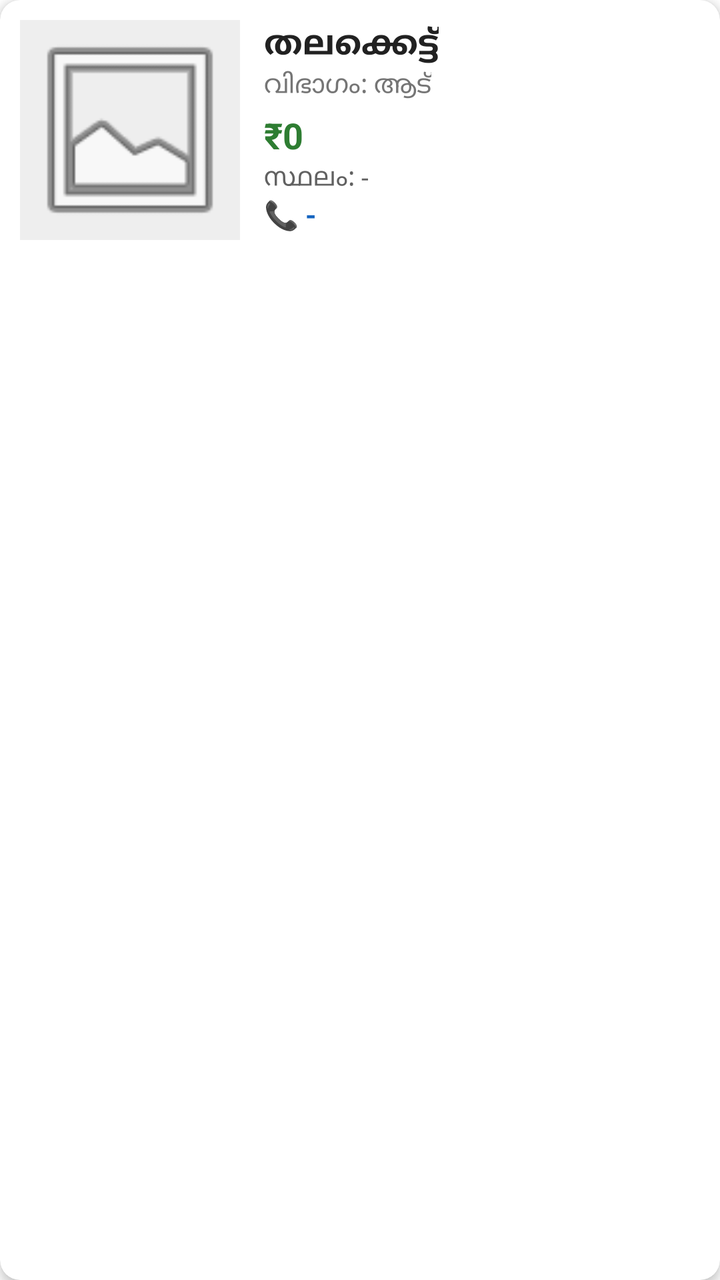
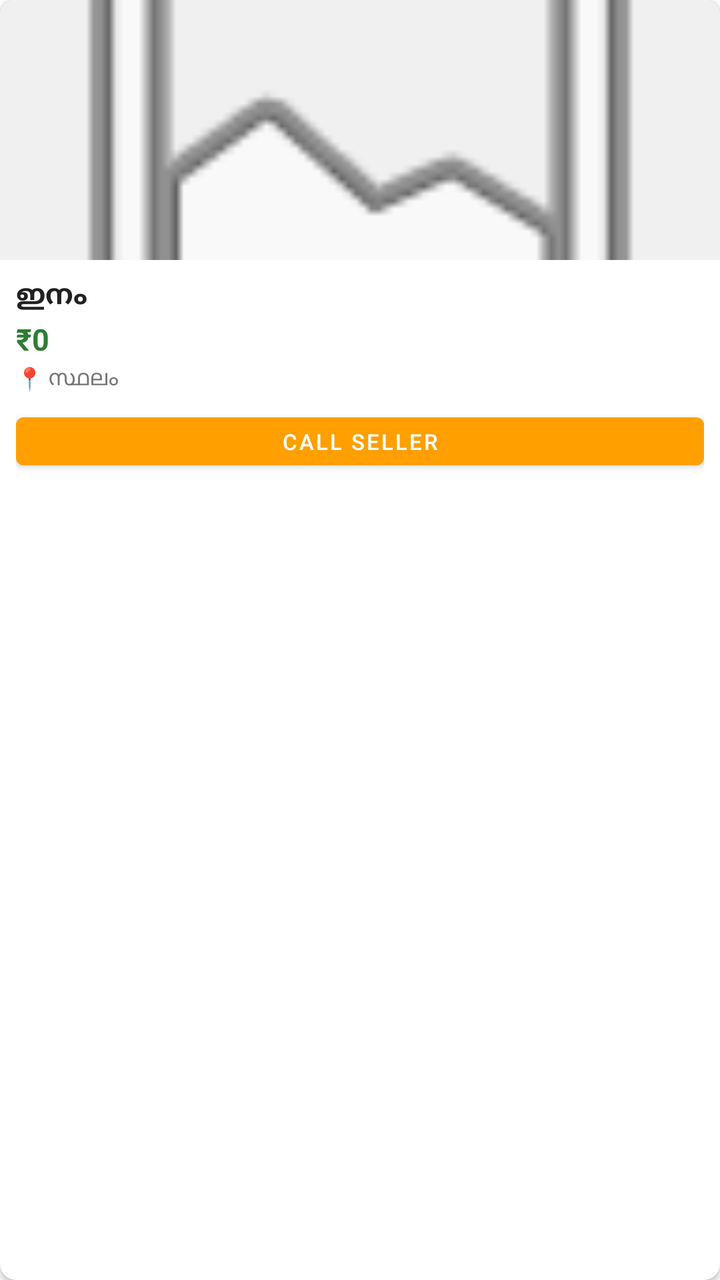

An Android layout rendered at two revisions. The XML below is the earlier revision; the diff shows what the commit changed to produce the second picture.
<!-- AndroidManifest.xml: application theme Theme.MaterialComponents.DayNight.NoActionBar -->
<!-- res/layout/item_product_card.xml -->
<?xml version="1.0" encoding="utf-8"?>
<androidx.cardview.widget.CardView xmlns:android="http://schemas.android.com/apk/res/android"
    xmlns:app="http://schemas.android.com/apk/res-auto"
    android:layout_width="match_parent"
    android:layout_height="wrap_content"
    android:layout_marginBottom="12dp"
    app:cardCornerRadius="10dp"
    app:cardElevation="3dp">

    <LinearLayout
        android:layout_width="match_parent"
        android:layout_height="wrap_content"
        android:orientation="horizontal"
        android:padding="10dp">

        <ImageView
            android:id="@+id/ivProductImage"
            android:layout_width="110dp"
            android:layout_height="110dp"
            android:scaleType="centerCrop"
            android:src="@android:drawable/ic_menu_gallery"
            android:background="#EEEEEE" />

        <LinearLayout
            android:layout_width="0dp"
            android:layout_height="wrap_content"
            android:layout_marginStart="12dp"
            android:layout_weight="1"
            android:orientation="vertical">

            <TextView
                android:id="@+id/tvCardTitle"
                android:layout_width="wrap_content"
                android:layout_height="wrap_content"
                android:text="തലക്കെട്ട്"
                android:textColor="#212121"
                android:textSize="17sp"
                android:textStyle="bold" />

            <TextView
                android:id="@+id/tvCardCategory"
                android:layout_width="wrap_content"
                android:layout_height="wrap_content"
                android:text="വിഭാഗം: ആട്"
                android:textColor="#757575"
                android:textSize="13sp" />

            <TextView
                android:id="@+id/tvCardPrice"
                android:layout_width="wrap_content"
                android:layout_height="wrap_content"
                android:layout_marginTop="4dp"
                android:text="₹0"
                android:textColor="#2E7D32"
                android:textSize="18sp"
                android:textStyle="bold" />

            <TextView
                android:id="@+id/tvCardLocation"
                android:layout_width="wrap_content"
                android:layout_height="wrap_content"
                android:text="സ്ഥലം: -"
                android:textColor="#616161"
                android:textSize="13sp" />

            <TextView
                android:id="@+id/tvCardPhone"
                android:layout_width="wrap_content"
                android:layout_height="wrap_content"
                android:text="📞 -"
                android:textColor="#1565C0"
                android:textSize="14sp"
                android:textStyle="bold" />
        </LinearLayout>
    </LinearLayout>

</androidx.cardview.widget.CardView>
<!-- resources referenced by this layout -->
<resources>

</resources>

<!-- the commit's change to res/layout/item_product_card.xml (unified diff, before → after) -->
@@ -3,74 +3,70 @@
     xmlns:app="http://schemas.android.com/apk/res-auto"
     android:layout_width="match_parent"
     android:layout_height="wrap_content"
-    android:layout_marginBottom="12dp"
-    app:cardCornerRadius="10dp"
-    app:cardElevation="3dp">
+    android:layout_margin="5dp"
+    app:cardCornerRadius="8dp"
+    app:cardElevation="2dp">
 
     <LinearLayout
         android:layout_width="match_parent"
         android:layout_height="wrap_content"
-        android:orientation="horizontal"
-        android:padding="10dp">
+        android:background="#FFFFFF"
+        android:orientation="vertical">
 
         <ImageView
             android:id="@+id/ivProductImage"
-            android:layout_width="110dp"
-            android:layout_height="110dp"
+            android:layout_width="match_parent"
+            android:layout_height="130dp"
+            android:background="#F0F0F0"
             android:scaleType="centerCrop"
-            android:src="@android:drawable/ic_menu_gallery"
-            android:background="#EEEEEE" />
+            android:src="@android:drawable/ic_menu_gallery" />
 
         <LinearLayout
-            android:layout_width="0dp"
+            android:layout_width="match_parent"
             android:layout_height="wrap_content"
-            android:layout_marginStart="12dp"
-            android:layout_weight="1"
-            android:orientation="vertical">
+            android:orientation="vertical"
+            android:padding="8dp">
 
             <TextView
                 android:id="@+id/tvCardTitle"
-                android:layout_width="wrap_content"
+                android:layout_width="match_parent"
                 android:layout_height="wrap_content"
-                android:text="തലക്കെട്ട്"
+                android:ellipsize="end"
+                android:maxLines="1"
+                android:text="ഇനം"
                 android:textColor="#212121"
-                android:textSize="17sp"
+                android:textSize="14sp"
                 android:textStyle="bold" />
-
-            <TextView
-                android:id="@+id/tvCardCategory"
-                android:layout_width="wrap_content"
-                android:layout_height="wrap_content"
-                android:text="വിഭാഗം: ആട്"
-                android:textColor="#757575"
-                android:textSize="13sp" />
 
             <TextView
                 android:id="@+id/tvCardPrice"
                 android:layout_width="wrap_content"
                 android:layout_height="wrap_content"
-                android:layout_marginTop="4dp"
+                android:layout_marginTop="2dp"
                 android:text="₹0"
                 android:textColor="#2E7D32"
-                android:textSize="18sp"
+                android:textSize="15sp"
                 android:textStyle="bold" />
 
             <TextView
                 android:id="@+id/tvCardLocation"
-                android:layout_width="wrap_content"
+                android:layout_width="match_parent"
                 android:layout_height="wrap_content"
-                android:text="സ്ഥലം: -"
-                android:textColor="#616161"
-                android:textSize="13sp" />
+                android:layout_marginTop="2dp"
+                android:text="📍 സ്ഥലം"
+                android:textColor="#757575"
+                android:textSize="11sp" />
 
-            <TextView
-                android:id="@+id/tvCardPhone"
-                android:layout_width="wrap_content"
-                android:layout_height="wrap_content"
-                android:text="📞 -"
-                android:textColor="#1565C0"
-                android:textSize="14sp"
-                android:textStyle="bold" />
+            <Button
+                android:id="@+id/btnCall"
+                android:layout_width="match_parent"
+                android:layout_height="36dp"
+                android:layout_marginTop="6dp"
+                android:backgroundTint="#FF9F00"
+                android:padding="0dp"
+                android:text="Call Seller"
+                android:textColor="#FFFFFF"
+                android:textSize="11sp" />
         </LinearLayout>
     </LinearLayout>
 
